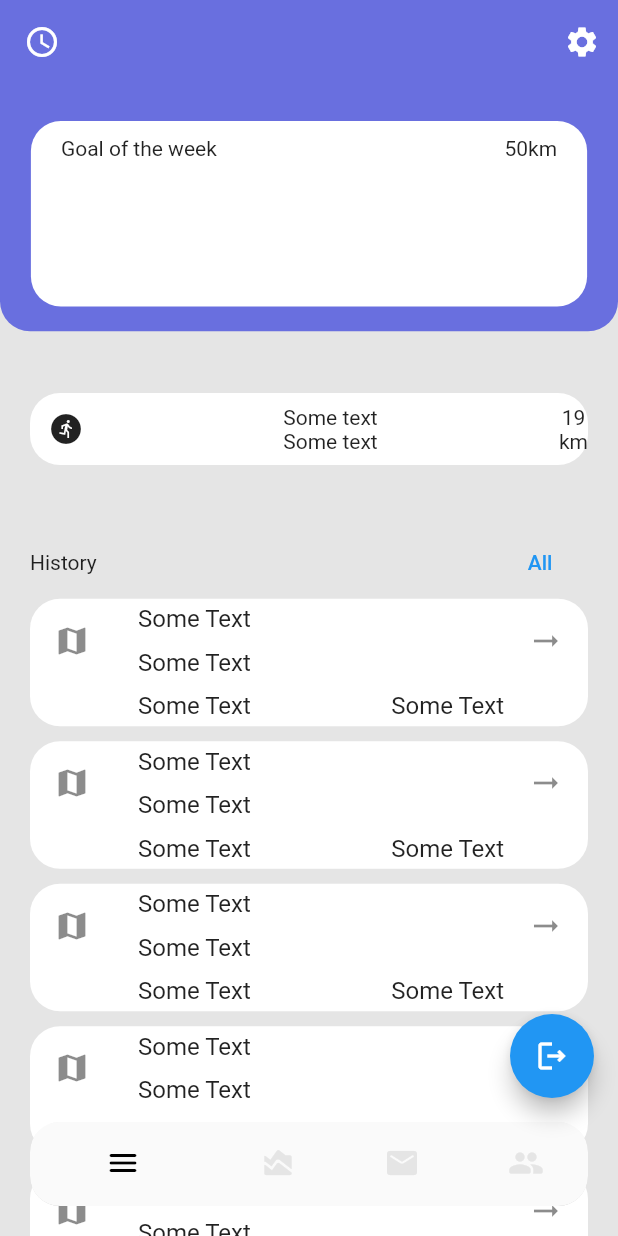
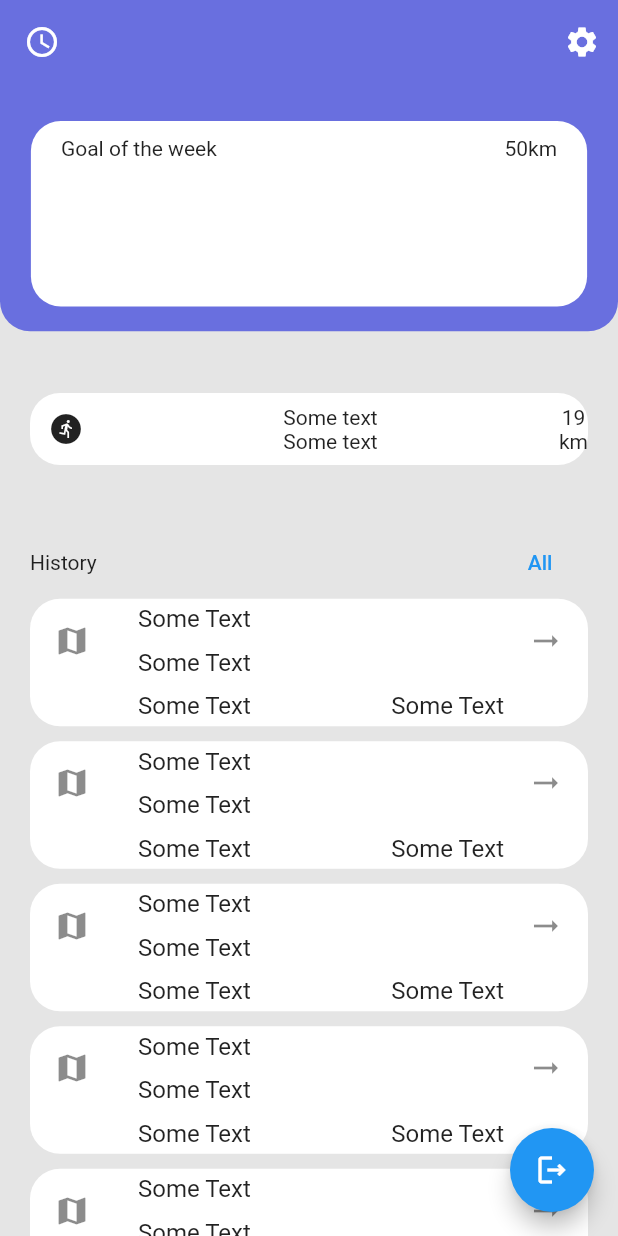
Before and after one commit to prudok/Mapping, a Flutter app: the HomeView screen opened directly with empty values, on a phone screen of 412 x 824 dp. Run offline on Flutter 3.47's test engine with Material 2 defaults, Android fonts, the phone set to English and light mode, and no system bars; our stand-ins replace auto_route, bloc, cloud_firestore, dartz, firebase_auth, firebase_core and 4 more; accounts and stored records are empty; generated files the repository leaves out were written again; statements that could not run were skipped.

```diff
--- a/lib/config/app_router.dart
+++ b/lib/config/app_router.dart
@@ -4,7 +4,10 @@ import 'package:injectable/injectable.dart';
 
 import '../features/home/presentation/views/home_view.dart';
 import '../features/login/presentation/views/login_view.dart';
+import '../features/profile/presentation/profile_view.dart';
 import '../features/register/presentation/views/register_view.dart';
+import '../features/settings/presentation/settings_view.dart';
+import '../features/view_navigator/presentation/view_navigator.dart';
 
 part 'app_router.gr.dart';
 
@@ -13,8 +16,27 @@ part 'app_router.gr.dart';
 class AppRouter extends _$AppRouter {
   @override
   List<AutoRoute> get routes => [
-        AutoRoute(page: LoginRoute.page, initial: true),
-        AutoRoute(page: RegisterRoute.page),
-        AutoRoute(page: HomeRoute.page),
+        AutoRoute(
+          path: "/",
+          page: RouteNavigator.page,
+          children: [
+            AutoRoute(
+              path: LoginRoute.name,
+              page: LoginRoute.page,
+            ),
+            AutoRoute(
+              path: HomeRoute.name,
+              page: HomeRoute.page,
+            ),
+            AutoRoute(
+              path: ProfileRoute.name,
+              page: ProfileRoute.page,
+            ),
+            AutoRoute(
+              path: SettingsRoute.name,
+              page: SettingsRoute.page,
+            ),
+          ],
+        ),
       ];
 }
--- a/lib/features/bottom_navigation/bottom_navigation.dart
+++ /dev/null
@@ -1,40 +0,0 @@
-import 'package:flutter/material.dart';
-
-import '../../core/app_colors.dart';
-
-class HomeBottomNavigationBar extends StatelessWidget {
-  const HomeBottomNavigationBar({
-    super.key,
-  });
-
-  @override
-  Widget build(BuildContext context) {
-    return Padding(
-      padding: const EdgeInsets.only(
-        bottom: 20,
-        left: 20,
-        right: 20,
-      ),
-      child: ClipRRect(
-        borderRadius: BorderRadius.circular(20),
-        child: BottomNavigationBar(
-          backgroundColor: const Color(0x00ffffff),
-          unselectedItemColor: AppColors.lightGrey,
-          selectedItemColor: AppColors.black,
-          showSelectedLabels: false,
-          showUnselectedLabels: false,
-          items: const [
-            BottomNavigationBarItem(
-                icon: Icon(Icons.menu_rounded), label: 'Home'),
-            BottomNavigationBarItem(
-                icon: Icon(Icons.area_chart_rounded), label: 'Home'),
-            BottomNavigationBarItem(
-                icon: Icon(Icons.mail_rounded), label: 'Home'),
-            BottomNavigationBarItem(
-                icon: Icon(Icons.people_rounded), label: 'Home'),
-          ],
-        ),
-      ),
-    );
-  }
-}
--- a/lib/features/home/presentation/views/home_view.dart
+++ b/lib/features/home/presentation/views/home_view.dart
@@ -4,7 +4,6 @@ import 'package:flutter_bloc/flutter_bloc.dart';
 
 import '../../../../core/app_colors.dart';
 import '../../../../generated/l10n.dart';
-import '../../../bottom_navigation/bottom_navigation.dart';
 import '../bloc/home_bloc.dart';
 
 @RoutePage()
@@ -37,7 +36,6 @@ class _HomeViewState extends State<HomeView> {
   Widget build(BuildContext context) {
     return Scaffold(
       backgroundColor: AppColors.lightGrey,
-      bottomNavigationBar: const HomeBottomNavigationBar(),
       extendBody: true,
       floatingActionButton: FloatingActionButton(
         child: const Icon(Icons.logout_outlined),
@@ -61,11 +59,11 @@ class _HomeViewState extends State<HomeView> {
             bloc: homeBloc,
             builder: (context, state) {
               return state.when(
+                // TODO: implement shimmer view
                 loaded: (userInfo) => const HomeListView(),
                 initial: () => const Text('Initial'),
                 loading: (_) => const Text('loading'),
                 loadingFailed: () => const Text('Loading Failed'),
-                // TODO: implement shimmer view
               );
             },
           ),
```
Also changed, not shown: lib/config/app_router.gr.dart.
